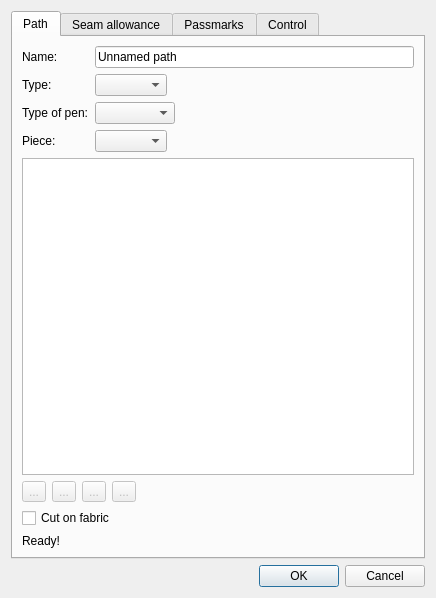
OpnTec/fashionmaker, file src/libs/vtools/dialogs/tools/piece/dialogpiecepath.ui: the form before one commit.
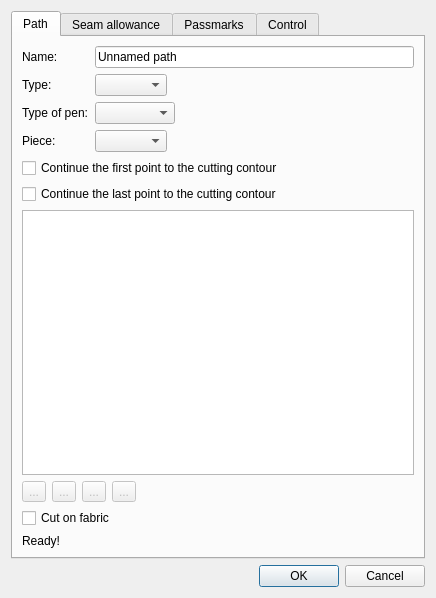
The form after the commit. Icons and pictures are not drawn. Custom widgets are drawn as their Qt base class.

Commit message:
Resolved issue #868. New feature. Connect internal path with cutting contour.
branch : develop

Diff of the .ui file:
```diff
--- a/src/libs/vtools/dialogs/tools/piece/dialogpiecepath.ui
+++ b/src/libs/vtools/dialogs/tools/piece/dialogpiecepath.ui
@@ -95,6 +95,20 @@
          </item>
         </layout>
        </item>
+       <item>
+        <widget class="QCheckBox" name="checkBoxFirstPointToCuttingContour">
+         <property name="text">
+          <string>Continue the first point to the cutting contour</string>
+         </property>
+        </widget>
+       </item>
+       <item>
+        <widget class="QCheckBox" name="checkBoxLastPointToCuttingContour">
+         <property name="text">
+          <string>Continue the last point to the cutting contour</string>
+         </property>
+        </widget>
+       </item>
        <item>
         <widget class="QListWidget" name="listWidget">
          <property name="dragDropMode">
```
Left out of the diff: 2 changed lines with no effect on the pictures. The commit also changes 24 other files.
